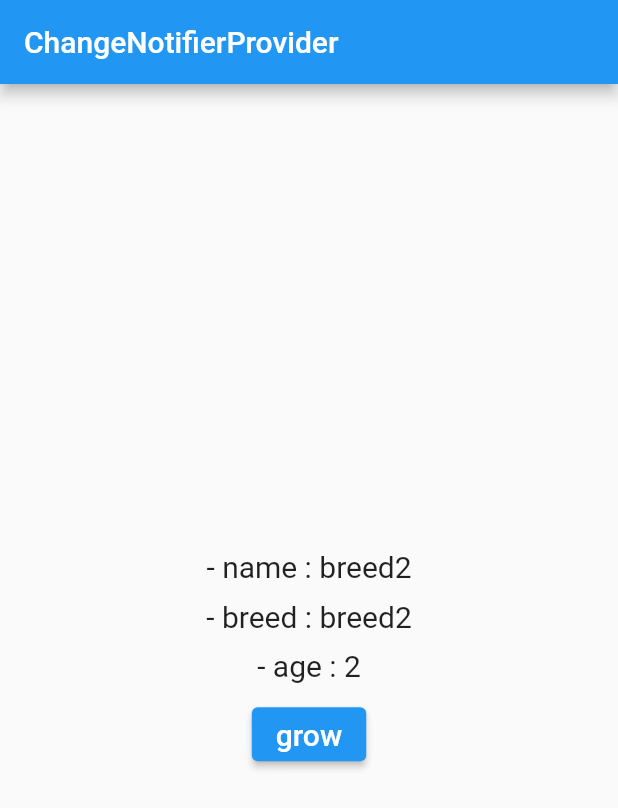
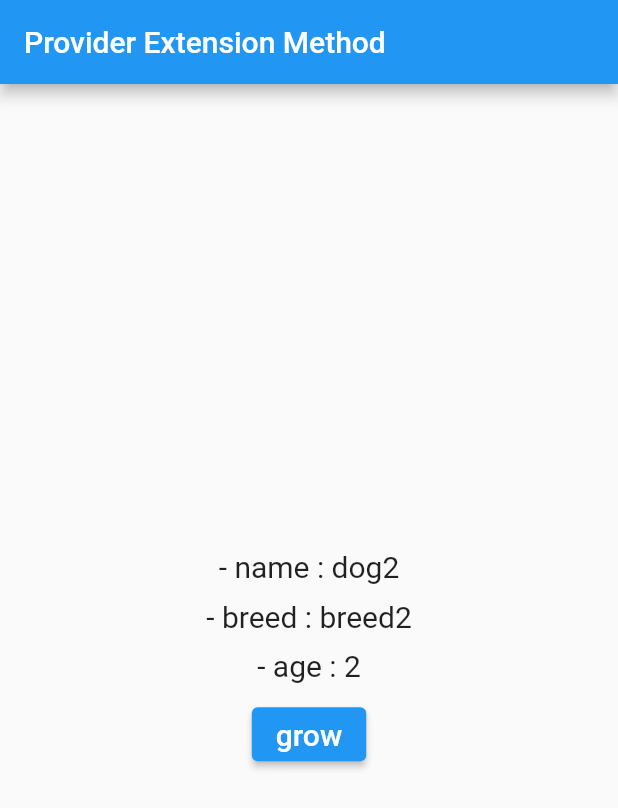
Before and after one commit to qwq140/flutter_provider_ex, a Flutter app: the screen it shows after launch, after a tap on "grow", on a phone screen of 412 x 824 dp. Shown: the top 808 px of the screen. Run offline on Flutter 3.47's test engine with Material 2 defaults, Android fonts, the phone set to English and light mode, and no system bars.

Commit message:
provider extension method

```diff
--- a/lib/main.dart
+++ b/lib/main.dart
@@ -1,6 +1,6 @@
 import 'package:flutter/material.dart';
-import 'package:flutter_provider_ex/change_notifier_provider/model/dog.dart';
-import 'package:flutter_provider_ex/change_notifier_provider/view/home_page.dart';
+import 'package:flutter_provider_ex/provider_extension_method/model/dog.dart';
+import 'package:flutter_provider_ex/provider_extension_method/view/home_page.dart';
 import 'package:provider/provider.dart';
 
 void main() {
--- /dev/null
+++ b/lib/provider_extension_method/model/dog.dart
@@ -0,0 +1,15 @@
+import 'package:flutter/material.dart';
+
+class Dog with ChangeNotifier{
+  final String name;
+  final String breed;
+  int age;
+
+  Dog({required this.name, required this.breed, this.age = 1});
+
+  void grow() {
+    age++;
+    notifyListeners();
+    print('dog age : $age');
+  }
+}
--- /dev/null
+++ b/lib/provider_extension_method/view/component/age.dart
@@ -0,0 +1,27 @@
+import 'package:flutter/material.dart';
+import 'package:flutter_provider_ex/provider_extension_method/model/dog.dart';
+import 'package:provider/provider.dart';
+
+class Age extends StatelessWidget {
+  const Age({Key? key,}) : super(key: key);
+
+  @override
+  Widget build(BuildContext context) {
+    return Column(
+      children: [
+        Text(
+          '- age : ${context.select<Dog, int>((dog) => dog.age)}',
+          style: TextStyle(fontSize: 20),
+        ),
+        const SizedBox(height: 10),
+        ElevatedButton(
+          onPressed: () => context.read<Dog>().grow(),
+          child: const Text(
+            'grow',
+            style: TextStyle(fontSize: 20),
+          ),
+        ),
+      ],
+    );
+  }
+}
--- /dev/null
+++ b/lib/provider_extension_method/view/component/breed_and_age.dart
@@ -0,0 +1,19 @@
+import 'package:flutter/material.dart';
+import 'package:flutter_provider_ex/provider_extension_method/model/dog.dart';
+import 'package:flutter_provider_ex/provider_extension_method/view/component/age.dart';
+import 'package:provider/provider.dart';
+
+class BreedAndAge extends StatelessWidget {
+  const BreedAndAge({Key? key}) : super(key: key);
+
+  @override
+  Widget build(BuildContext context) {
+    return Column(
+      children: [
+        Text('- breed : ${context.select<Dog, String>((dog) => dog.breed)}', style: const TextStyle(fontSize: 20),),
+        const SizedBox(height: 10,),
+        const Age(),
+      ],
+    );
+  }
+}
--- /dev/null
+++ b/lib/provider_extension_method/view/home_page.dart
@@ -0,0 +1,25 @@
+import 'package:flutter/material.dart';
+import 'package:flutter_provider_ex/provider_extension_method/model/dog.dart';
+import 'package:flutter_provider_ex/provider_extension_method/view/component/breed_and_age.dart';
+import 'package:provider/provider.dart';
+
+class HomePage extends StatelessWidget {
+  const HomePage({Key? key}) : super(key: key);
+
+  @override
+  Widget build(BuildContext context) {
+    return Scaffold(
+      appBar: AppBar(title: const Text('Provider Extension Method'),),
+      body: Center(
+        child: Column(
+          mainAxisAlignment: MainAxisAlignment.center,
+          children: [
+            Text('- name : ${context.select<Dog, String>((dog) => dog.name)}', style: const TextStyle(fontSize: 20),),
+            const SizedBox(height: 10,),
+            const BreedAndAge(),
+          ],
+        ),
+      ),
+    );
+  }
+}
```
